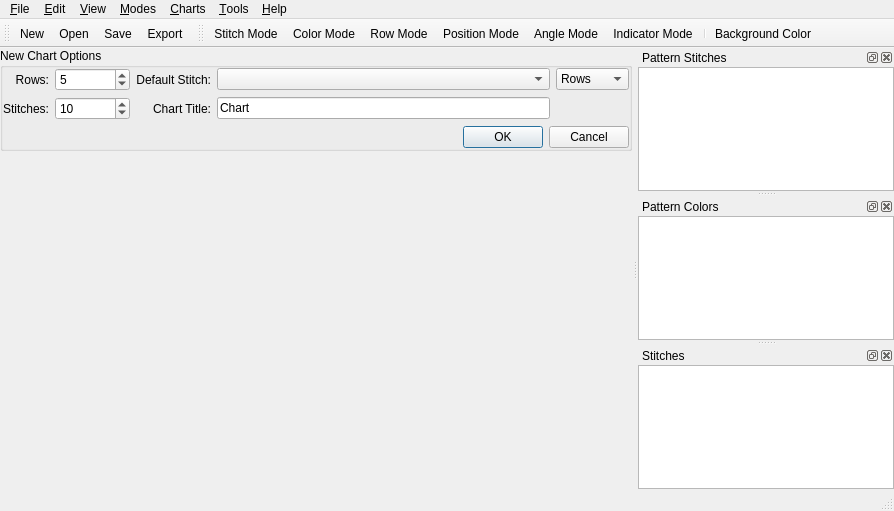
This is src/mainwindow.ui in iPenguin/CrochetCharts as Qt 5 draws it before an edit. The edited form follows.
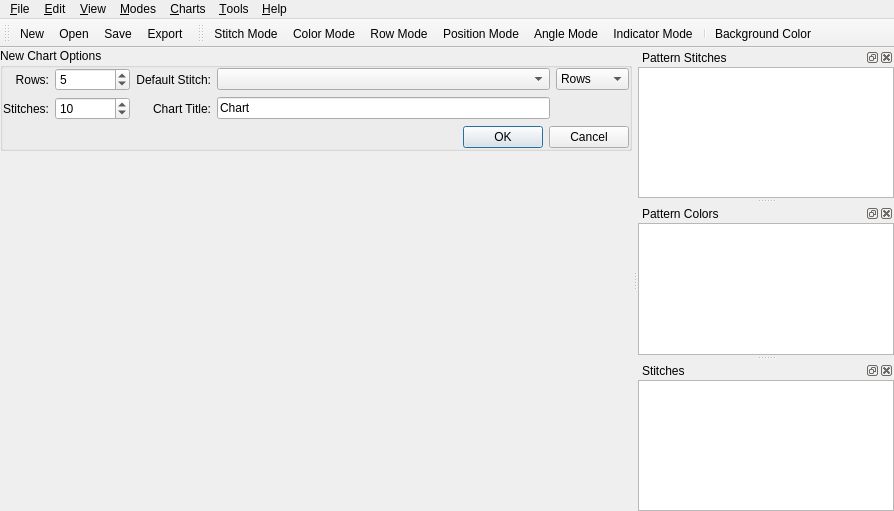
This is the edited form. Icons and pictures are not drawn.

Commit message: Remove the CrochetTextView class -> TextView w/o textedit

```diff
--- a/src/mainwindow.ui
+++ b/src/mainwindow.ui
@@ -300,7 +300,6 @@
    <addaction name="actionSave"/>
    <addaction name="actionExport"/>
   </widget>
-  <widget class="QStatusBar" name="statusBar"/>
   <widget class="QDockWidget" name="patternStitchesDock">
    <property name="windowTitle">
     <string>Pattern Stitches</string>
```
Left out of the diff: 2 changed lines with no effect on the pictures. The commit also changes 11 other files.
